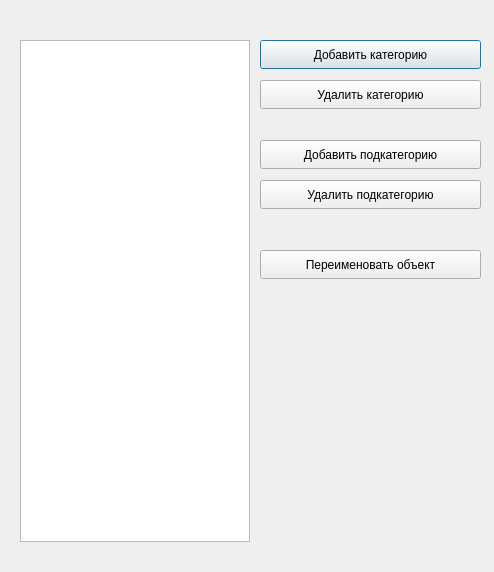
Old version of the form editmaterialstreewidgetdialog.ui in the repository Keqy/Matterhorn-materials.
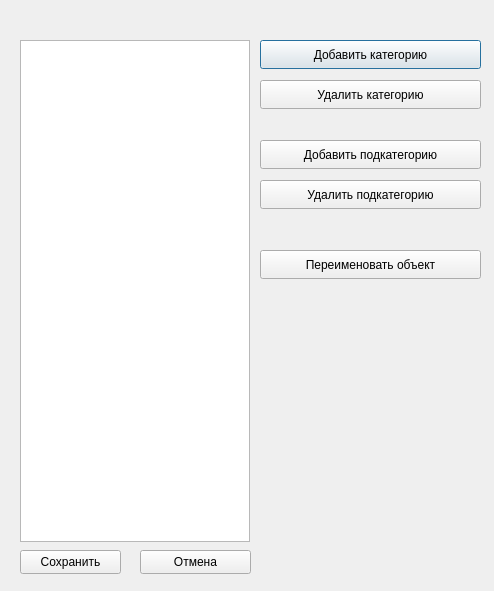
New version of the form. Icons and pictures are not drawn.

```diff
--- a/editmaterialstreewidgetdialog.ui
+++ b/editmaterialstreewidgetdialog.ui
@@ -7,7 +7,7 @@
     <x>0</x>
     <y>0</y>
     <width>494</width>
-    <height>572</height>
+    <height>591</height>
    </rect>
   </property>
   <property name="windowTitle">
@@ -101,6 +101,32 @@
     <bool>false</bool>
    </attribute>
   </widget>
+  <widget class="QPushButton" name="saveButton">
+   <property name="geometry">
+    <rect>
+     <x>20</x>
+     <y>550</y>
+     <width>101</width>
+     <height>24</height>
+    </rect>
+   </property>
+   <property name="text">
+    <string>Сохранить</string>
+   </property>
+  </widget>
+  <widget class="QPushButton" name="cancelButton">
+   <property name="geometry">
+    <rect>
+     <x>140</x>
+     <y>550</y>
+     <width>111</width>
+     <height>24</height>
+    </rect>
+   </property>
+   <property name="text">
+    <string>Отмена</string>
+   </property>
+  </widget>
  </widget>
  <resources>
   <include location="resources.qrc"/>
```
